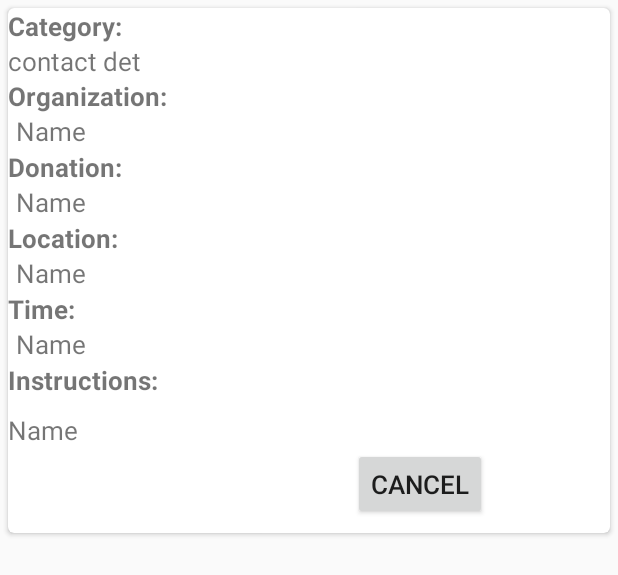
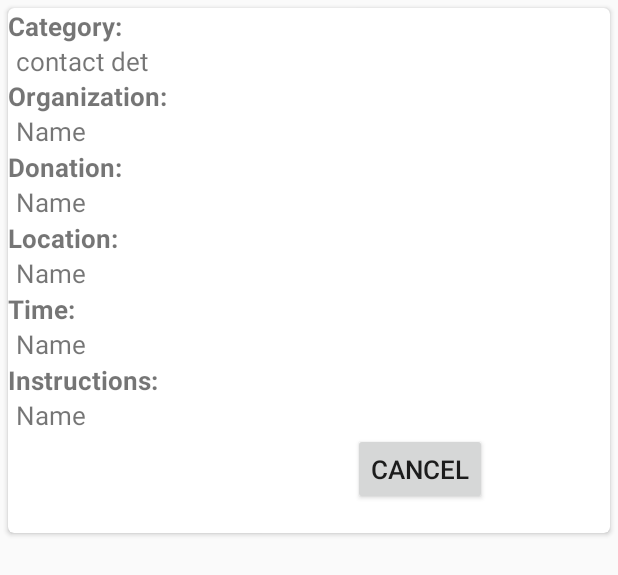
Before and after one commit to Clarekpd/GiveBack4.0, an Android app: the layout transaction_card_donor_pp.xml on its own in the app's theme, with its tools: preview values and no code run, on a phone screen of 412 x 824 dp. Shown: the top 575 px of the screen. Run offline under Robolectric (Android 15) with nearby library versions, the phone set to English and light mode, and no system bars.

Commit message:
Minor donor pp change

```diff
--- a/app/src/main/res/layout/transaction_card_donor_pp.xml
+++ b/app/src/main/res/layout/transaction_card_donor_pp.xml
@@ -28,6 +28,7 @@
             android:layout_width="match_parent"
             android:layout_height="23dp"
             android:layout_below="@id/CategoryLabel"
+            android:layout_marginLeft="5dp"
             android:gravity="center_vertical"
             android:text="contact det"
             android:textSize="17dp" />
@@ -127,8 +128,8 @@
             android:layout_width="wrap_content"
             android:layout_height="wrap_content"
             android:layout_below="@id/TagLabel"
-            android:layout_marginTop="10dp"
             android:gravity="center_vertical"
+            android:layout_marginLeft="5dp"
             android:text="Name"
             android:textSize="17dp" />
 
```
